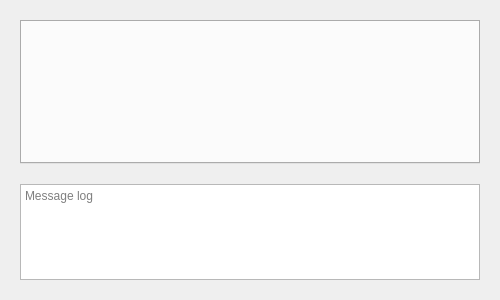
First picture: the form in qcore/instruments/gui/verse.ui, repository deanpoulos/qcore-octave, before the edit.
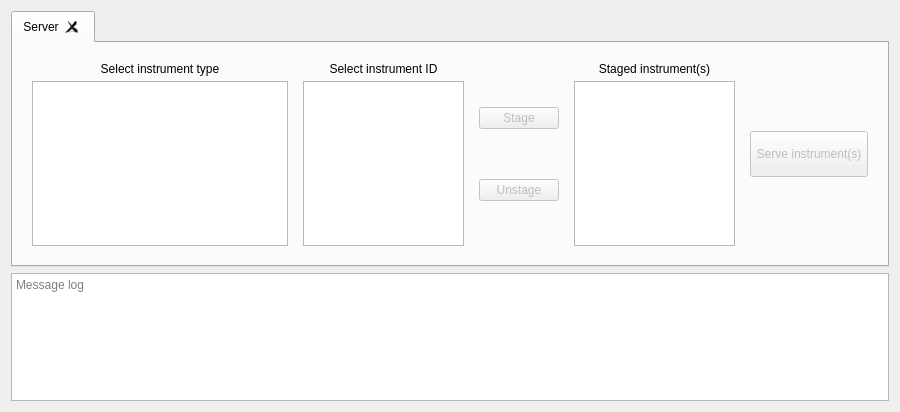
Second picture: the form after the edit.

Commit message:
Implement basic interactions between Server and Instrument widgets
Server widget UI is part of verse

Test round trip - connection, use, and disconnection - with DummyInstrument

```diff
--- a/qcore/instruments/gui/verse.ui
+++ b/qcore/instruments/gui/verse.ui
@@ -6,70 +6,289 @@
    <rect>
     <x>0</x>
     <y>0</y>
-    <width>500</width>
-    <height>300</height>
+    <width>900</width>
+    <height>412</height>
    </rect>
   </property>
+  <property name="sizePolicy">
+   <sizepolicy hsizetype="Preferred" vsizetype="Preferred">
+    <horstretch>0</horstretch>
+    <verstretch>0</verstretch>
+   </sizepolicy>
+  </property>
   <property name="minimumSize">
    <size>
-    <width>0</width>
-    <height>0</height>
+    <width>900</width>
+    <height>300</height>
    </size>
   </property>
   <property name="windowTitle">
    <string>Verse</string>
   </property>
-  <layout class="QVBoxLayout" name="verticalLayout">
-   <property name="spacing">
-    <number>10</number>
-   </property>
-   <property name="leftMargin">
-    <number>10</number>
-   </property>
-   <property name="topMargin">
-    <number>10</number>
-   </property>
-   <property name="rightMargin">
-    <number>10</number>
-   </property>
-   <property name="bottomMargin">
-    <number>10</number>
-   </property>
+  <layout class="QVBoxLayout" name="verticalLayout" stretch="2,1">
    <item>
-    <layout class="QVBoxLayout" name="verse_layout" stretch="3,2">
-     <property name="spacing">
-      <number>20</number>
+    <widget class="QTabWidget" name="verse_tabs">
+     <property name="tabShape">
+      <enum>QTabWidget::Rounded</enum>
      </property>
-     <property name="leftMargin">
-      <number>10</number>
+     <property name="currentIndex">
+      <number>0</number>
      </property>
-     <property name="topMargin">
-      <number>10</number>
+     <property name="tabsClosable">
+      <bool>true</bool>
      </property>
-     <property name="rightMargin">
-      <number>10</number>
+     <property name="movable">
+      <bool>true</bool>
      </property>
-     <property name="bottomMargin">
-      <number>10</number>
+     <widget class="QWidget" name="server_tab">
+      <attribute name="title">
+       <string>Server</string>
+      </attribute>
+      <layout class="QVBoxLayout" name="verticalLayout_2">
+       <item>
+        <layout class="QHBoxLayout" name="server_tab_layout" stretch="0,4,1,4,3">
+         <property name="spacing">
+          <number>5</number>
+         </property>
+         <property name="leftMargin">
+          <number>5</number>
+         </property>
+         <property name="topMargin">
+          <number>5</number>
+         </property>
+         <property name="rightMargin">
+          <number>5</number>
+         </property>
+         <property name="bottomMargin">
+          <number>5</number>
+         </property>
+         <item>
+          <layout class="QVBoxLayout" name="instrument_types_layout">
+           <property name="spacing">
+            <number>5</number>
+           </property>
+           <property name="leftMargin">
+            <number>5</number>
+           </property>
+           <property name="topMargin">
+            <number>5</number>
+           </property>
+           <property name="rightMargin">
+            <number>5</number>
+           </property>
+           <property name="bottomMargin">
+            <number>5</number>
+           </property>
+           <item>
+            <widget class="QLabel" name="instrument_types_label">
+             <property name="text">
+              <string>Select instrument type</string>
+             </property>
+             <property name="alignment">
+              <set>Qt::AlignCenter</set>
+             </property>
+            </widget>
+           </item>
+           <item>
+            <widget class="QListWidget" name="instrument_types_list"/>
+           </item>
+          </layout>
+         </item>
+         <item>
+          <layout class="QVBoxLayout" name="instrument_ids_layout">
+           <property name="spacing">
+            <number>5</number>
+           </property>
+           <property name="leftMargin">
+            <number>5</number>
+           </property>
+           <property name="topMargin">
+            <number>5</number>
+           </property>
+           <property name="rightMargin">
+            <number>5</number>
+           </property>
+           <property name="bottomMargin">
+            <number>5</number>
+           </property>
+           <item>
+            <widget class="QLabel" name="instrument_ids_label">
+             <property name="text">
+              <string>Select instrument ID</string>
+             </property>
+             <property name="alignment">
+              <set>Qt::AlignCenter</set>
+             </property>
+            </widget>
+           </item>
+           <item>
+            <widget class="QListWidget" name="instrument_ids_list"/>
+           </item>
+          </layout>
+         </item>
+         <item>
+          <layout class="QVBoxLayout" name="stage_buttons_layout" stretch="0,0">
+           <property name="spacing">
+            <number>5</number>
+           </property>
+           <property name="leftMargin">
+            <number>5</number>
+           </property>
+           <property name="topMargin">
+            <number>5</number>
+           </property>
+           <property name="rightMargin">
+            <number>5</number>
+           </property>
+           <property name="bottomMargin">
+            <number>5</number>
+           </property>
+           <item>
+            <widget class="QPushButton" name="stage_button">
+             <property name="enabled">
+              <bool>false</bool>
+             </property>
+             <property name="sizePolicy">
+              <sizepolicy hsizetype="Expanding" vsizetype="Fixed">
+               <horstretch>0</horstretch>
+               <verstretch>0</verstretch>
+              </sizepolicy>
+             </property>
+             <property name="text">
+              <string>Stage</string>
+             </property>
+            </widget>
+           </item>
+           <item>
+            <widget class="QPushButton" name="unstage_button">
+             <property name="enabled">
+              <bool>false</bool>
+             </property>
+             <property name="sizePolicy">
+              <sizepolicy hsizetype="Expanding" vsizetype="Fixed">
+               <horstretch>0</horstretch>
+               <verstretch>0</verstretch>
+              </sizepolicy>
+             </property>
+             <property name="text">
+              <string>Unstage</string>
+             </property>
+            </widget>
+           </item>
+          </layout>
+         </item>
+         <item>
+          <layout class="QVBoxLayout" name="staged_instruments_layout">
+           <property name="spacing">
+            <number>5</number>
+           </property>
+           <property name="leftMargin">
+            <number>5</number>
+           </property>
+           <property name="topMargin">
+            <number>5</number>
+           </property>
+           <property name="rightMargin">
+            <number>5</number>
+           </property>
+           <property name="bottomMargin">
+            <number>5</number>
+           </property>
+           <item>
+            <widget class="QLabel" name="staged_instruments_label">
+             <property name="text">
+              <string>Staged instrument(s)</string>
+             </property>
+             <property name="alignment">
+              <set>Qt::AlignCenter</set>
+             </property>
+            </widget>
+           </item>
+           <item>
+            <widget class="QListWidget" name="staged_instruments_list">
+             <property name="selectionMode">
+              <enum>QAbstractItemView::MultiSelection</enum>
+             </property>
+            </widget>
+           </item>
+          </layout>
+         </item>
+         <item>
+          <layout class="QVBoxLayout" name="serve_button_layout" stretch="3,2,3">
+           <property name="spacing">
+            <number>20</number>
+           </property>
+           <property name="leftMargin">
+            <number>5</number>
+           </property>
+           <property name="topMargin">
+            <number>5</number>
+           </property>
+           <property name="rightMargin">
+            <number>5</number>
+           </property>
+           <property name="bottomMargin">
+            <number>5</number>
+           </property>
+           <item>
+            <spacer name="serve_button_top_spacer">
+             <property name="orientation">
+              <enum>Qt::Vertical</enum>
+             </property>
+             <property name="sizeHint" stdset="0">
+              <size>
+               <width>20</width>
+               <height>40</height>
+              </size>
+             </property>
+            </spacer>
+           </item>
+           <item>
+            <widget class="QPushButton" name="serve_button">
+             <property name="enabled">
+              <bool>false</bool>
+             </property>
+             <property name="sizePolicy">
+              <sizepolicy hsizetype="Expanding" vsizetype="Expanding">
+               <horstretch>0</horstretch>
+               <verstretch>0</verstretch>
+              </sizepolicy>
+             </property>
+             <property name="text">
+              <string>Serve instrument(s)</string>
+             </property>
+            </widget>
+           </item>
+           <item>
+            <spacer name="serve_button_bottom_spacer">
+             <property name="orientation">
+              <enum>Qt::Vertical</enum>
+             </property>
+             <property name="sizeHint" stdset="0">
+              <size>
+               <width>20</width>
+               <height>40</height>
+              </size>
+             </property>
+            </spacer>
+           </item>
+          </layout>
+         </item>
+        </layout>
+       </item>
+      </layout>
+     </widget>
+    </widget>
+   </item>
+   <item>
+    <widget class="QTextEdit" name="message_box">
+     <property name="readOnly">
+      <bool>true</bool>
      </property>
-     <item>
-      <widget class="QTabWidget" name="tabs">
-       <property name="currentIndex">
-        <number>-1</number>
-       </property>
-      </widget>
-     </item>
-     <item>
-      <widget class="QTextEdit" name="logbox">
-       <property name="readOnly">
-        <bool>true</bool>
-       </property>
-       <property name="placeholderText">
-        <string>Message log</string>
-       </property>
-      </widget>
-     </item>
-    </layout>
+     <property name="placeholderText">
+      <string>Message log</string>
+     </property>
+    </widget>
    </item>
   </layout>
  </widget>
```
The commit also changes 5 other files.
